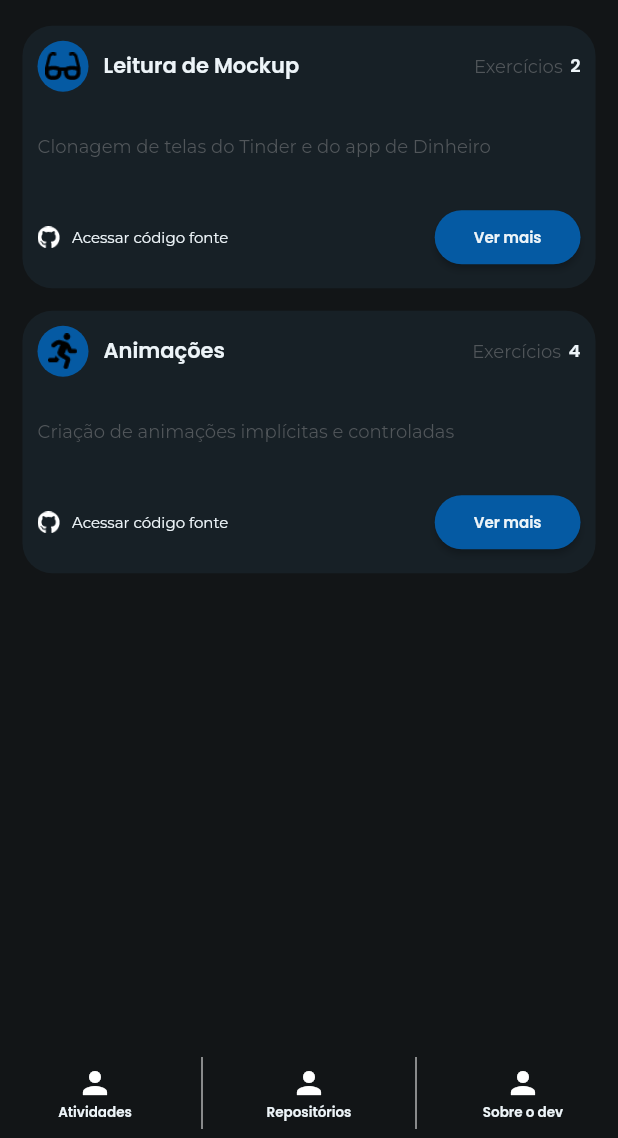
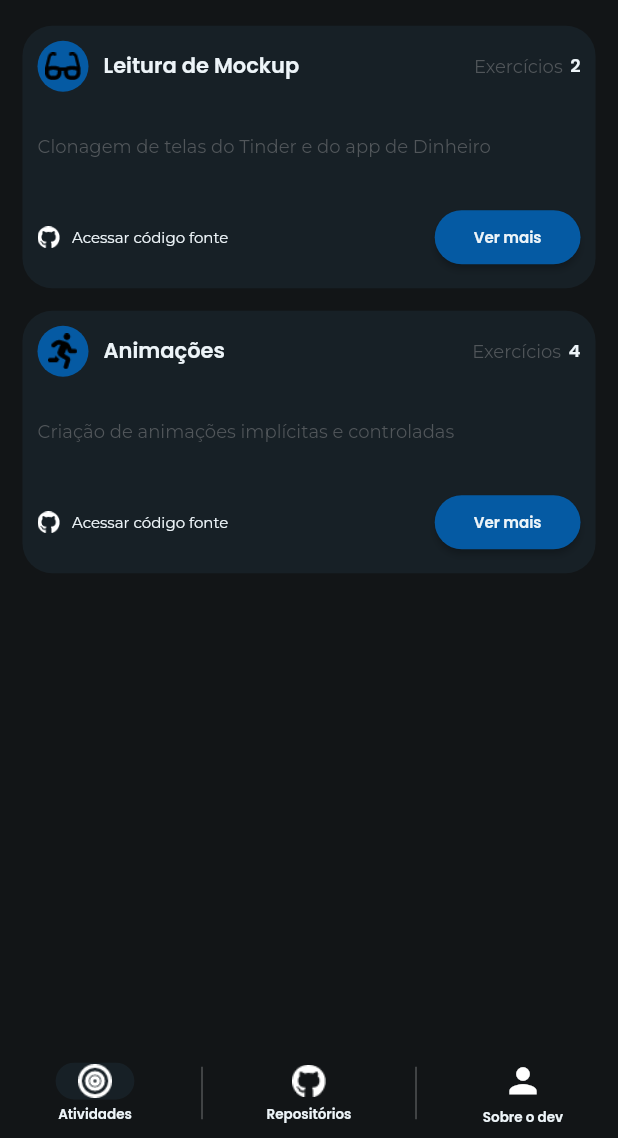
Before and after one commit to ademir2011/flutter_playground, a Flutter app: the screen it shows after launch, on a phone screen of 412 x 824 dp, the part 98-1236 px from its top. Run offline on Flutter 3.47's test engine with Material 2 defaults, Android fonts, the phone set to English and light mode, and no system bars.

Commit message:
conclusão bottom navigation component

```diff
--- a/lib/components/cbottom_navigation_bar.dart
+++ b/lib/components/cbottom_navigation_bar.dart
@@ -1,16 +1,19 @@
 import 'package:flutter/material.dart';
 import 'package:flutter_playground/components/cbottom_navigation_item.dart';
+import 'package:flutter_playground/helpers/icon_helper.dart';
 
 class CBottomNavigationBar extends StatelessWidget {
+  final int selectedIndex;
   final Function(int) onNavigationTap;
   CBottomNavigationBar({
     Key? key,
     required this.onNavigationTap,
+    required this.selectedIndex,
   }) : super(key: key);
 
   final bottomMenuData = [
-    {'icon': 'lib/assets/images/icons/Icon feather-target.png', 'text': 'Atividades'},
-    {'icon': 'lib/assets/images/icons/Icon awesome-github.png', 'text': 'Repositórios'},
+    {'icon': IconHelper.getPath(IconName.target), 'text': 'Atividades'},
+    {'icon': IconHelper.getPath(IconName.github), 'text': 'Repositórios'},
     {'icon': Icons.person, 'text': 'Sobre o dev'},
   ];
 
@@ -18,25 +21,46 @@ class CBottomNavigationBar extends StatelessWidget {
   Widget build(BuildContext context) {
     return SizedBox(
       height: 60,
-      child: Row(mainAxisAlignment: MainAxisAlignment.spaceAround, children: [
+      child: Row(
+        mainAxisAlignment: MainAxisAlignment.spaceAround,
+        children: [
           CBottomNavigationItem(
             title: bottomMenuData[0]['text'].toString(),
+            imageIcon: ImageIcon(
+              AssetImage(bottomMenuData[0]['icon'].toString()),
+              size: 22.5,
+              color: Theme.of(context).primaryIconTheme.color,
+            ),
             index: 0,
+            isSelected: selectedIndex == 0,
             onNavigationTap: onNavigationTap,
           ),
-        const VerticalDivider(color: Colors.white, indent: 6, endIndent: 6),
+          VerticalDivider(color: Theme.of(context).dividerTheme.color, indent: 12.5, endIndent: 12.5),
           CBottomNavigationItem(
             title: bottomMenuData[1]['text'].toString(),
+            imageIcon: ImageIcon(
+              AssetImage(bottomMenuData[1]['icon'].toString()),
+              size: 22.5,
+              color: Theme.of(context).primaryIconTheme.color,
+            ),
             index: 1,
+            isSelected: selectedIndex == 1,
             onNavigationTap: onNavigationTap,
           ),
-        const VerticalDivider(color: Colors.white, indent: 6, endIndent: 6),
+          VerticalDivider(color: Theme.of(context).dividerTheme.color, indent: 12.5, endIndent: 12.5),
           CBottomNavigationItem(
             title: bottomMenuData[2]['text'].toString(),
+            icon: Icon(
+              Icons.person,
+              color: Theme.of(context).primaryIconTheme.color,
+              size: 27,
+            ),
             index: 2,
+            isSelected: selectedIndex == 2,
             onNavigationTap: onNavigationTap,
           ),
-      ]),
+        ],
+      ),
     );
   }
 }
--- a/lib/components/cbottom_navigation_item.dart
+++ b/lib/components/cbottom_navigation_item.dart
@@ -2,11 +2,18 @@ import 'package:flutter/material.dart';
 
 class CBottomNavigationItem extends StatelessWidget {
   final String title;
+  final bool isSelected;
+  final ImageIcon? imageIcon;
+  final Icon? icon;
   final int index;
   final Function(int) onNavigationTap;
+
   const CBottomNavigationItem({
     Key? key,
     required this.title,
+    required this.isSelected,
+    this.icon,
+    this.imageIcon,
     required this.index,
     required this.onNavigationTap,
   }) : super(key: key);
@@ -21,11 +28,20 @@ class CBottomNavigationItem extends StatelessWidget {
         child: Column(
           mainAxisAlignment: MainAxisAlignment.center,
           children: [
-            Icon(
-              Icons.person,
-              color: Theme.of(context).primaryIconTheme.color,
-            ),
-            const SizedBox(height: 1),
+            isSelected
+                ? Container(
+                    padding: const EdgeInsets.symmetric(horizontal: 15, vertical: 1),
+                    decoration: BoxDecoration(
+                      color: Theme.of(context).cardTheme.color,
+                      borderRadius: BorderRadius.circular(50),
+                    ),
+                    child: icon ?? imageIcon ?? const Icon(Icons.android),
+                  )
+                : Padding(
+                    padding: const EdgeInsets.symmetric(vertical: 1),
+                    child: icon ?? imageIcon ?? const Icon(Icons.android),
+                  ),
+            const SizedBox(height: 3),
             Text(
               title,
               style: Theme.of(context).textTheme.headline2!.copyWith(fontSize: 9),
--- /dev/null
+++ b/lib/helpers/icon_helper.dart
@@ -0,0 +1,15 @@
+enum IconName {
+  target,
+  github,
+}
+
+class IconHelper {
+  static final iconsData = [
+    'lib/assets/images/icons/Icon feather-target.png',
+    'lib/assets/images/icons/Icon awesome-github.png',
+  ];
+
+  static getPath(IconName iconName) {
+    return iconsData[iconName.index];
+  }
+}
--- a/lib/main.dart
+++ b/lib/main.dart
@@ -121,6 +121,9 @@ class _MyAppState extends State<MyApp> {
             primary: const Color(0xFF055AA3),
           ),
         ),
+        dividerTheme: DividerThemeData(
+          color: Colors.white.withAlpha(100),
+        ),
       ),
       debugShowCheckedModeBanner: false,
       initialRoute: AppRoutes.SPLASH,
--- a/lib/screens/home_page.dart
+++ b/lib/screens/home_page.dart
@@ -52,7 +52,7 @@ class _HomePageState extends State<HomePage> {
               children: pages,
             ),
           ),
-          CBottomNavigationBar(onNavigationTap: onNavigationTap),
+          CBottomNavigationBar(onNavigationTap: onNavigationTap, selectedIndex: _selectedIndex),
         ],
       ),
     );
```
Lines whose indentation alone changed are shown as unchanged.
